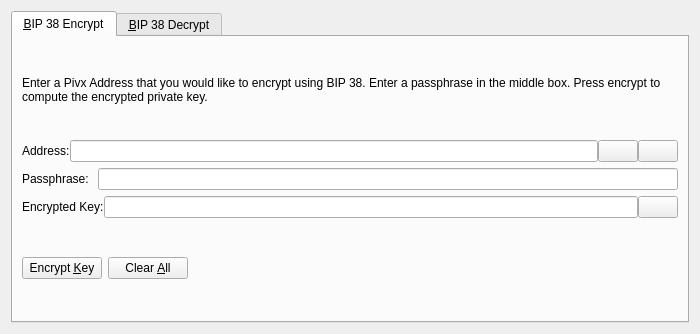
This is src/qt/forms/bip38tooldialog.ui in TGIS-PROJECT/GI as Qt 5 draws it before an edit. The edited form follows.
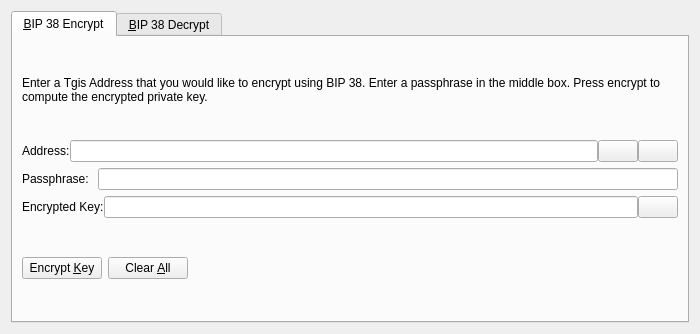
This is the edited form. The open tabs and pages were chosen to show the change. Icons and pictures are not drawn. Custom widgets are drawn as their Qt base class.

The edit to the form file:
```diff
--- a/src/qt/forms/bip38tooldialog.ui
+++ b/src/qt/forms/bip38tooldialog.ui
@@ -30,7 +30,7 @@
        <item>
         <widget class="QLabel" name="infoLabel_ENC">
          <property name="text">
-          <string>Enter a Pivx Address that you would like to encrypt using BIP 38. Enter a passphrase in the middle box. Press encrypt to compute the encrypted private key.</string>
+          <string>Enter a Tgis Address that you would like to encrypt using BIP 38. Enter a passphrase in the middle box. Press encrypt to compute the encrypted private key.</string>
          </property>
          <property name="textFormat">
           <enum>Qt::PlainText</enum>
```
Left out of the diff: 24 changed lines with no effect on the pictures.
